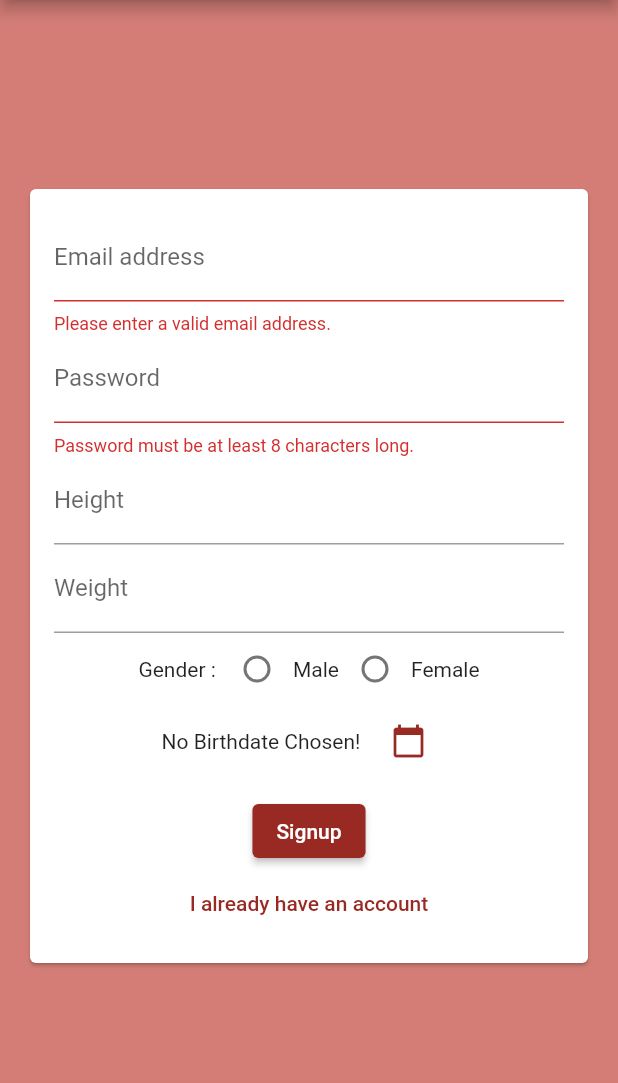
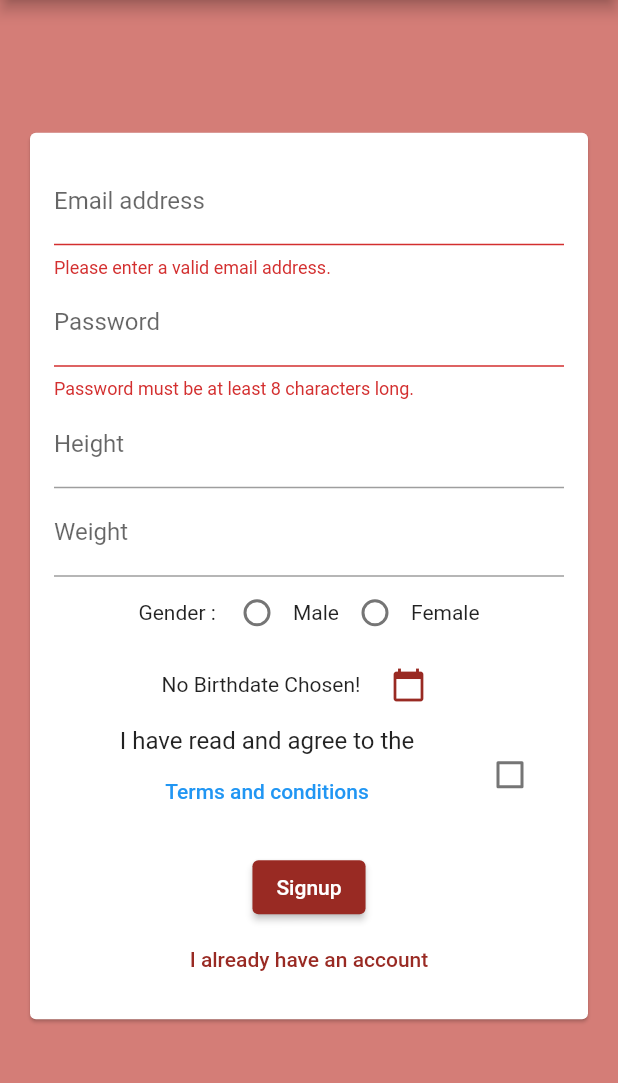
Before and after one commit to SzaszArnold/StrokeMonitor, a Flutter app: the screen it shows after launch, after a tap on "Login", after a tap on "Create new account", on a phone screen of 412 x 824 dp, the part 84-1167 px from its top. Run offline on Flutter 3.47's test engine with Material 2 defaults, Android fonts, the phone set to English and light mode, and no system bars; our stand-ins replace cloud_firestore, firebase_auth, firebase_core, firebase_database, firebase_storage, image_picker and 3 more; missing offline and left inert: bezier_chart, flutter_phone_direct_caller, flutter_web_auth, huawei_health, sms; accounts and stored records are empty.

Commit message:
update
doksi, soft

```diff
--- a/Flutter_App/strokemonitor/lib/widgets/auth/auth_form.dart
+++ b/Flutter_App/strokemonitor/lib/widgets/auth/auth_form.dart
@@ -1,5 +1,6 @@
 import 'package:flutter/material.dart';
 import 'package:intl/intl.dart';
+import 'package:url_launcher/url_launcher.dart';
 
 class AuthForm extends StatefulWidget {
   AuthForm(this.submitFunction, this.isLoading);
@@ -12,6 +13,7 @@ class AuthForm extends StatefulWidget {
     String height,
     String weight,
     bool isLogin,
+    bool terms,
   ) submitFunction;
 
   @override
@@ -27,6 +29,7 @@ class _AuthFormState extends State<AuthForm> {
   String _userGender = '';
   String _userHeight = '';
   String _userWeight = '';
+  bool _terms = false;
   String select;
   final List<String> genderList = ["Male", "Female"];
   Map<int, String> mappedGender = ["Male", "Female"].asMap();
@@ -43,6 +46,7 @@ class _AuthFormState extends State<AuthForm> {
         _userHeight,
         _userWeight,
         _isLogin,
+        _terms,
       );
     }
   }
@@ -211,9 +215,41 @@ class _AuthFormState extends State<AuthForm> {
                                   child: Icon(
                                     Icons.calendar_today,
                                     color: Theme.of(context).primaryColor,
-                                  ))
+                                  )),
                             ],
                           ),
+                        ),
+                        CheckboxListTile(
+                          title: Column(
+                            children: [
+                              Text('I have read and agree to the'),
+                              TextButton(
+                                child: Text('Terms and conditions'),
+                                onPressed: () {
+                                  showDialog(
+                                    context: context,
+                                    builder: (_) => AlertDialog(
+                                      title: Text('Terms and conditions'),
+                                      content: InkWell(
+                                        child:
+                                            Text('Open Terms and conditions'),
+                                        onTap: () => launch(
+                                            'https://github.com/SzaszArnold/StrokeMonitor/blob/master/Flutter_App/strokemonitor/Terms.md'),
+                                      ),
+                                    ),
+                                  );
+                                },
+                              ),
+                            ],
+                          ),
+                          checkColor: Colors.greenAccent,
+                          activeColor: Theme.of(context).primaryColor,
+                          value: this._terms,
+                          onChanged: (bool value) {
+                            setState(() {
+                              this._terms = value;
+                            });
+                          },
                         ),
                       ],
                     ),
--- a/Flutter_App/strokemonitor/lib/widgets/chart.dart
+++ b/Flutter_App/strokemonitor/lib/widgets/chart.dart
@@ -96,7 +96,7 @@ class _ChartState extends State<Chart> {
     typeHour = "hour";
 
     final response = await http.get(
-      'https://api.fitbit.com/1/user/-/activities/heart/date/today/today/5min.json',
+      'https://api.fitbit.com/1/user/-/activities/heart/date/today/today/1min.json',
       headers: {HttpHeaders.authorizationHeader: _token},
     );
     if (response.statusCode == 200) {
@@ -299,7 +299,7 @@ class _ChartState extends State<Chart> {
                                           height: 5,
                                           width: 5,
                                           shape: DataMarkerType.circle,
-                                          borderWidth: 3,
+                                          borderWidth: 2,
                                           borderColor:
                                               Theme.of(context).primaryColor),
                                       dataSource: fitbitData,
--- a/Flutter_App/strokemonitor/lib/widgets/monitor.dart
+++ b/Flutter_App/strokemonitor/lib/widgets/monitor.dart
@@ -6,6 +6,7 @@ import 'package:firebase_database/firebase_database.dart';
 import 'package:flutter_phone_direct_caller/flutter_phone_direct_caller.dart';
 import 'dart:async';
 import 'package:sms/sms.dart';
+import 'package:flutter/services.dart';
 
 class Monitor extends StatefulWidget {
   @override
@@ -13,7 +14,7 @@ class Monitor extends StatefulWidget {
 }
 
 class _MonitorState extends State<Monitor> {
-  String currentPhone = "Not yet!";
+  String currentPhone = "0749091739";
   String value = "no";
   bool timerFlag = true;
   bool sentSMS;
@@ -91,6 +92,7 @@ class _MonitorState extends State<Monitor> {
                 },
               );
               if (int.parse(value) >= 140) {
+                HapticFeedback.heavyImpact();
                 print(currentPhone);
                 timerFlag = false;
                 // _sendSMS(currentPhone);
--- a/Flutter_App/strokemonitor/lib/widgets/profile_data.dart
+++ b/Flutter_App/strokemonitor/lib/widgets/profile_data.dart
@@ -130,7 +130,7 @@ class _ProfileDataState extends State<ProfileData> {
                           ),
                           ListTile(
                             leading: Icon(
-                              Icons.cancel_schedule_send_sharp,
+                              Icons.fitness_center,
                               size: 26,
                               color: Color.fromRGBO(153, 42, 35, 1.0),
                             ),
--- a/Flutter_App/strokemonitor/pubspec.yaml
+++ b/Flutter_App/strokemonitor/pubspec.yaml
@@ -40,7 +40,6 @@ dependencies:
   flutter_plugin_android_lifecycle: ^1.0.4
   http: ^0.12.0+2
   sms: ^0.2.4
-  sms_maintained: ^0.2.5
   oauth2: ^1.6.3
   flutter_web_auth: ^0.3.0
   shared_preferences: ^0.5.12+4
```
Also changed, not shown: Flutter_App/strokemonitor/lib/screens/auth_screen.dart (+2 -11 lines).
